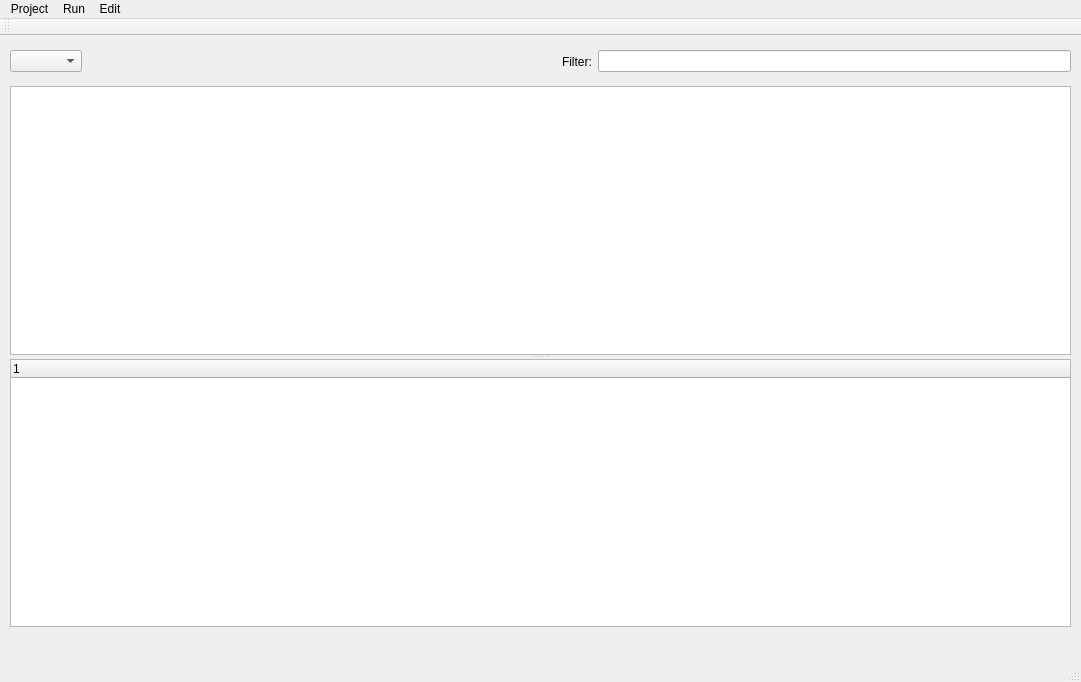
This is mainwindow.ui in xl1043237213/SimpleSniffer as Qt 5 draws it before an edit. The edited form follows.
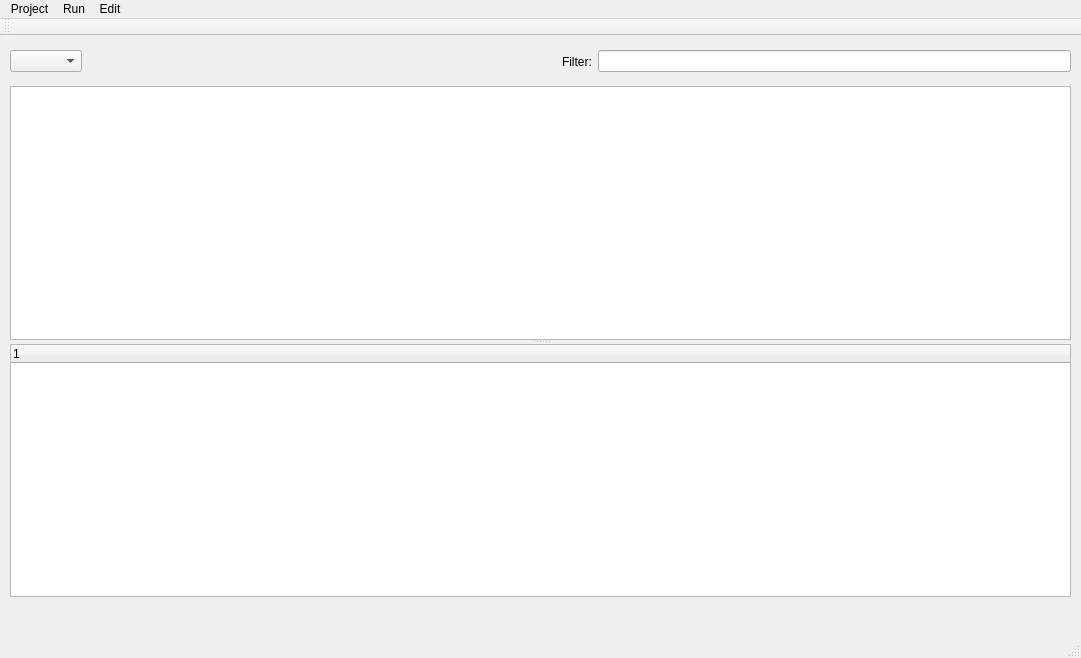
This is the edited form. Icons and pictures are not drawn.

```diff
--- a/mainwindow.ui
+++ b/mainwindow.ui
@@ -7,7 +7,7 @@
     <x>0</x>
     <y>0</y>
     <width>1081</width>
-    <height>682</height>
+    <height>658</height>
    </rect>
   </property>
   <property name="windowTitle">
@@ -72,7 +72,7 @@
       <x>10</x>
       <y>50</y>
       <width>1061</width>
-      <height>541</height>
+      <height>511</height>
      </rect>
     </property>
     <property name="orientation">
```
